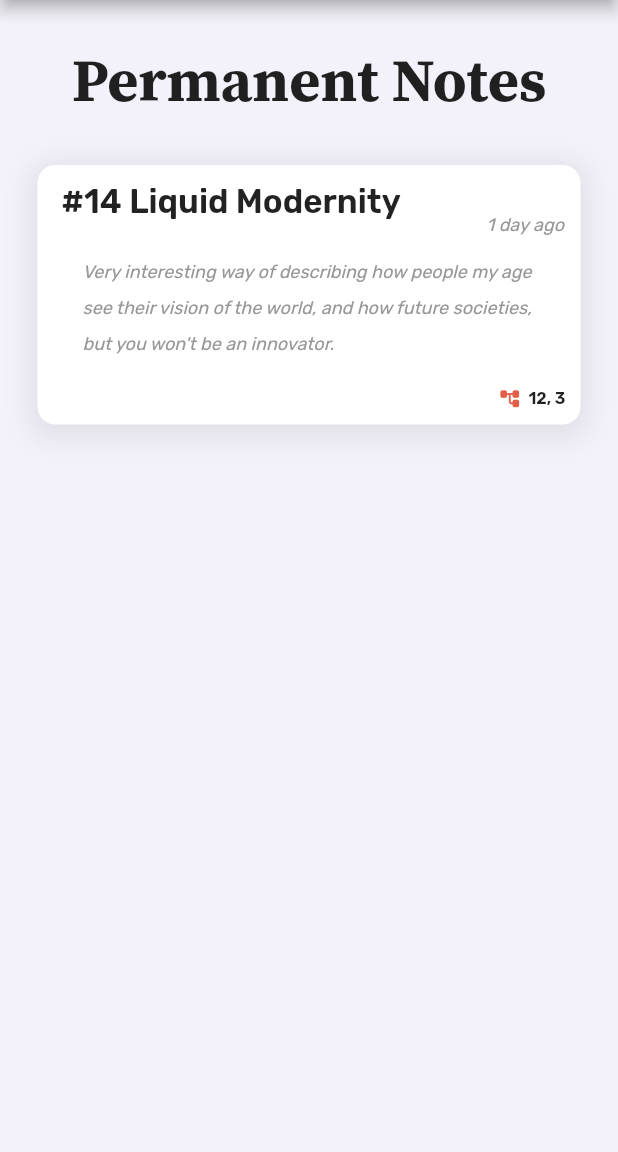
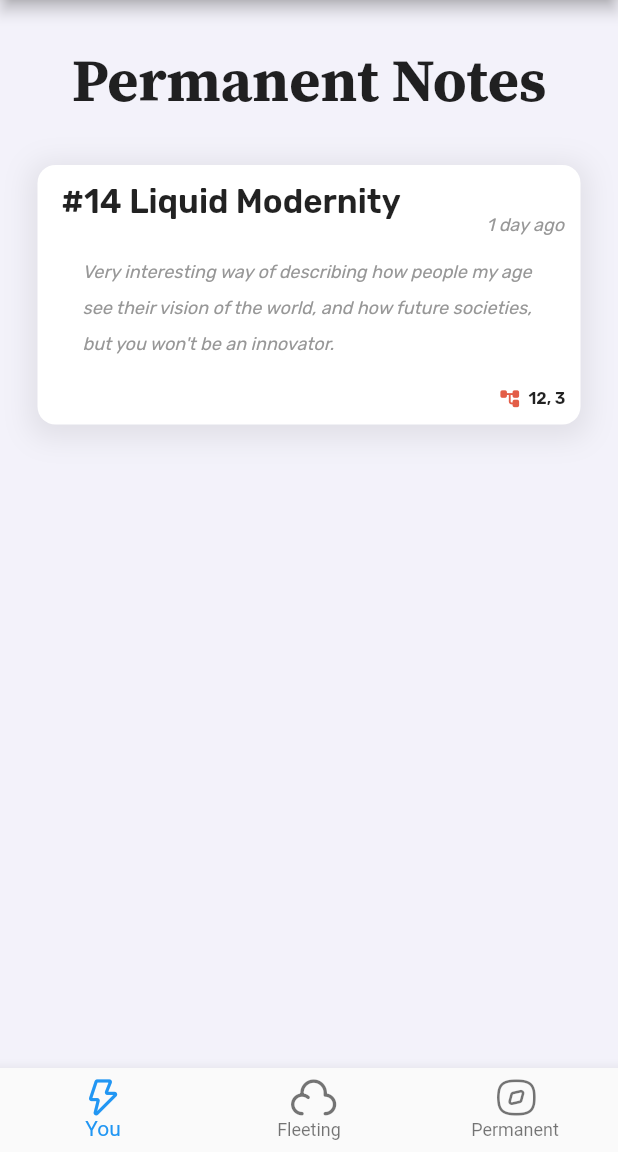
Before and after one commit to reveries-co/frontend, a Flutter app: the screen it shows after launch, on a phone screen of 412 x 824 dp, the part 84-1236 px from its top. Run offline on Flutter 3.47's test engine with Material 2 defaults, Android fonts, the phone set to English and light mode, and no system bars; our stand-ins replace google_sign_in; missing offline and left inert: google_sign_in_web; project files that could hold a hidden picture were left out.

Commit message:
added a bottom bar and custom icons, but these are not loading properly. Will fix tomorrow.

```diff
--- /dev/null
+++ b/lib/custom_icons.dart
@@ -0,0 +1,28 @@
+/// Flutter icons MyFlutterApp
+/// Copyright (C) 2022 by original authors @ fluttericon.com, fontello.com
+/// This font was generated by FlutterIcon.com, which is derived from Fontello.
+///
+/// To use this font, place it in your fonts/ directory and include the
+/// following in your pubspec.yaml
+///
+/// flutter:
+///   fonts:
+///    - family:  MyFlutterApp
+///      fonts:
+///       - asset: fonts/MyFlutterApp.ttf
+///
+///
+///
+import 'package:flutter/widgets.dart';
+
+class RevCustomIcons {
+  RevCustomIcons._();
+
+  static const _kFontFam = 'RevCustomIcons';
+  static const String? _kFontPkg = null;
+
+  static const IconData you = IconData(0xe800, fontFamily: _kFontFam, fontPackage: _kFontPkg);
+  static const IconData permanent = IconData(0xe801, fontFamily: _kFontFam, fontPackage: _kFontPkg);
+  static const IconData fleeting = IconData(0xe802, fontFamily: _kFontFam, fontPackage: _kFontPkg);
+  static const IconData reveries = IconData(0xe803, fontFamily: _kFontFam, fontPackage: _kFontPkg);
+}
--- a/lib/demo_screen.dart
+++ b/lib/demo_screen.dart
@@ -1,5 +1,6 @@
 import 'package:flutter/material.dart';
 import 'google_signin.dart';
+import 'custom_icons.dart';
 
 class DemoScreen extends StatelessWidget {
   const DemoScreen({Key? key}) : super(key: key);
@@ -143,6 +144,24 @@ class DemoScreen extends StatelessWidget {
               ],
             ),
           ),
-        ));
+        ),
+      bottomNavigationBar: BottomNavigationBar(
+        currentIndex: 0, // this will be set when a new tab is tapped
+        items: [
+          BottomNavigationBarItem(
+            icon: new Icon(RevCustomIcons.you),
+            label: 'You',
+          ),
+          BottomNavigationBarItem(
+            icon: new Icon(RevCustomIcons.fleeting),
+            label: 'Fleeting',
+          ),
+          BottomNavigationBarItem(
+            icon: Icon(RevCustomIcons.permanent),
+            label: 'Permanent',
+          ),
+        ],
+      ),
+    );
   }
 }
--- a/pubspec.yaml
+++ b/pubspec.yaml
@@ -65,3 +65,6 @@ flutter:
         - asset: fonts/Source_Serif_Pro/SourceSerifPro-Regular.ttf
         - asset: fonts/Source_Serif_Pro/SourceSerifPro-Bold.ttf
           weight: 700
+    - family: RevCustomIcons
+      fonts:
+        - asset: fonts/customicons.ttf
```
Also changed, not shown: fonts/customicons.ttf (added), lib/main.dart (line endings or trailing spaces).
